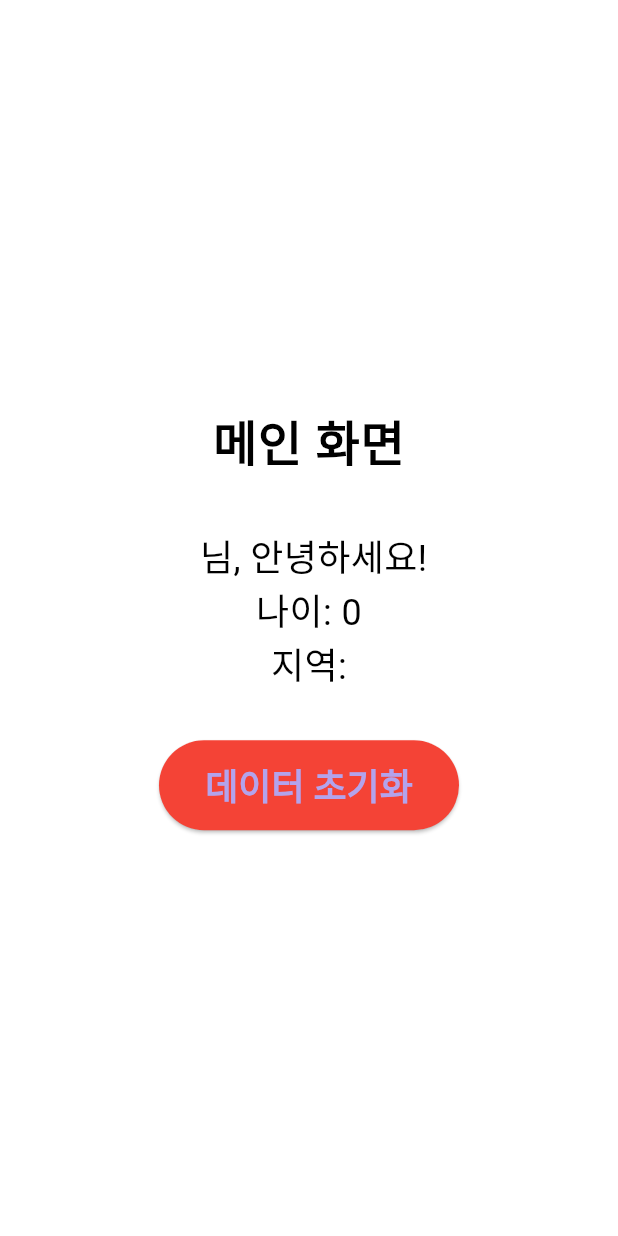
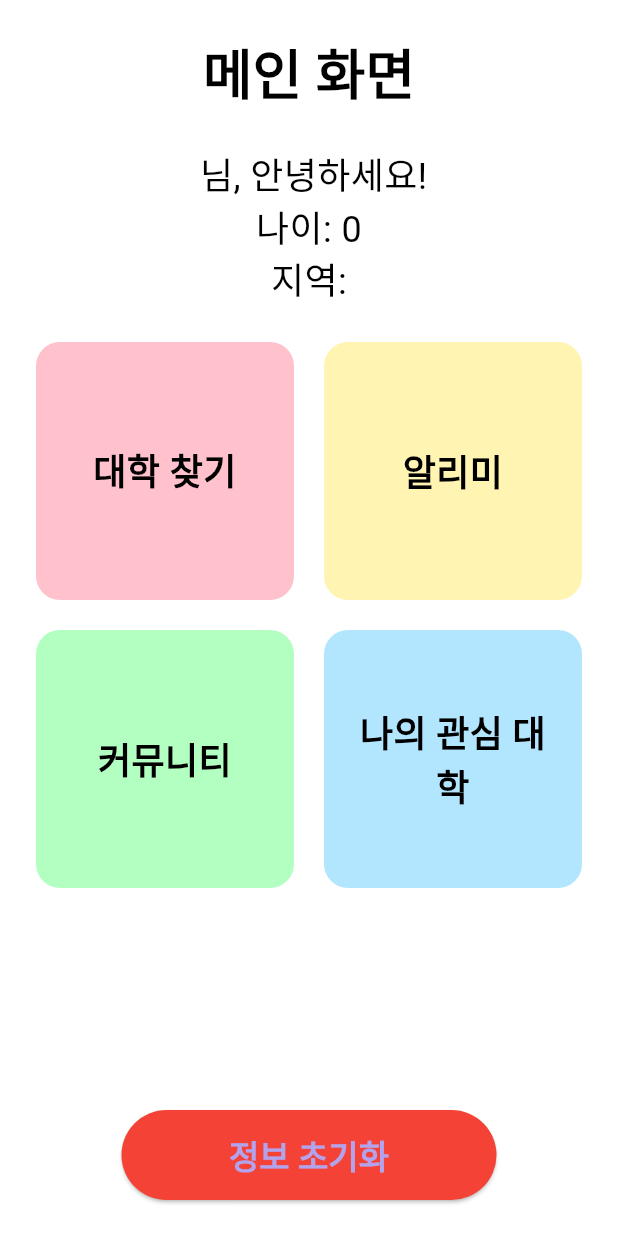
Before and after one commit to BlueDragonThon/FRONT, a Flutter app: the MobileMainScreen screen opened by its route, on a phone screen of 412 x 824 dp. Run offline on Flutter 3.47's test engine with Material 3 defaults, Android fonts, the phone set to English and light mode, and no system bars; our stand-ins replace flutter_local_notifications, geocoding, geolocator, shared_preferences, timezone; accounts and stored records are empty; Roboto replaces fonts that are missing (Pretendard).

Commit message:
feat: 메인 UI 수정

```diff
--- a/lib/screens/mobile_main_screen.dart
+++ b/lib/screens/mobile_main_screen.dart
@@ -13,12 +13,28 @@ class _MobileMainScreenState extends State<MobileMainScreen> {
   int? userAge;
   String? userLocation;
 
+  // 4개 항목 버튼 텍스트와 색상
+  final List<String> buttonTexts = [
+    '대학 찾기',
+    '알리미',
+    '커뮤니티',
+    '나의 관심 대학',
+  ];
+
+  final List<Color> buttonColors = [
+    const Color(0xFFFFC1CC),
+    const Color(0xFFFFF4B2),
+    const Color(0xFFB2FFC1),
+    const Color(0xFFB2E6FF),
+  ];
+
   @override
   void initState() {
     super.initState();
     _loadUserData();
   }
 
+  // SharedPreferences에서 사용자 정보 로드
   Future<void> _loadUserData() async {
     final prefs = await SharedPreferences.getInstance();
     setState(() {
@@ -28,59 +44,120 @@ class _MobileMainScreenState extends State<MobileMainScreen> {
     });
   }
 
-  // 만약 재설정(로그아웃 등) 기능이 필요하면 예시와 같이 구현 가능
+  // 정보 초기화 기능 (기존 기능 유지)
   Future<void> _resetData() async {
     final prefs = await SharedPreferences.getInstance();
-    await prefs.clear(); // 모든 데이터 삭제
-    // 이후 다시 앱 시작 플로우를 재진행하고 싶다면:
+    await prefs.clear();
     Navigator.pushNamedAndRemoveUntil(context, '/', (route) => false);
   }
 
   @override
   Widget build(BuildContext context) {
     return Scaffold(
-      // appBar는 사용하지 않음
+      // AppBar가 필요 없다면 삭제 가능
       body: SafeArea(
-        child: Center(
         child: Padding(
-            padding: const EdgeInsets.all(32.0),
+          padding: const EdgeInsets.all(24.0),
           child: Column(
-              mainAxisAlignment: MainAxisAlignment.center,
             children: [
+              // 메인 화면 제목: 글자 크기 확대
               Text(
                 '메인 화면',
-                  style: Theme.of(context).textTheme.bodyLarge?.copyWith(
-                    fontSize: 32,
+                style: Theme.of(context).textTheme.headlineSmall?.copyWith(
+                  fontSize: 36,
                   fontWeight: FontWeight.bold,
                 ),
               ),
-                const SizedBox(height: 32),
+              const SizedBox(height: 24),
+              // 사용자 정보: 글자 크기 확대
               if (userName != null && userAge != null && userLocation != null)
                 Text(
-                    '$userName 님, 안녕하세요!\n'
-                        '나이: $userAge\n'
-                        '지역: $userLocation',
-                    style: const TextStyle(fontSize: 24),
+                  '$userName 님, 안녕하세요!\n나이: $userAge\n지역: $userLocation',
+                  style: const TextStyle(
+                    fontSize: 24,
+                    height: 1.4,
+                  ),
                   textAlign: TextAlign.center,
                 ),
-                const SizedBox(height: 32),
-                ElevatedButton(
+              const SizedBox(height: 24),
+              // 2열 그리드로 4개 버튼 배치
+              GridView.count(
+                shrinkWrap: true,
+                physics: const NeverScrollableScrollPhysics(),
+                crossAxisCount: 2,
+                mainAxisSpacing: 20,
+                crossAxisSpacing: 20,
+                children: List.generate(buttonTexts.length, (index) {
+                  return ModernButtonWidget(
+                    text: buttonTexts[index],
+                    color: buttonColors[index],
+                    height: 120,
+                  );
+                }),
+              ),
+              const Spacer(),
+              // 하단의 정보 초기화 버튼 (기능 그대로 유지)
+              SizedBox(
+                width: 250,
+                height: 60,
+                child: ElevatedButton(
                   onPressed: _resetData,
                   style: ElevatedButton.styleFrom(
                     backgroundColor: Colors.red,
-                    minimumSize: const Size(200, 60),
                     textStyle: const TextStyle(
-                      fontSize: 24,
+                      fontSize: 22,
                       fontWeight: FontWeight.bold,
                     ),
                   ),
-                  child: const Text('데이터 초기화'),
+                  child: const Text('정보 초기화'),
+                ),
               ),
             ],
-            ),
           ),
         ),
       ),
     );
   }
 }
+
+/// 버튼 스타일 위젯 (동작은 미구현)
+class ModernButtonWidget extends StatelessWidget {
+  final String text;
+  final Color color;
+  final double height;
+
+  const ModernButtonWidget({
+    Key? key,
+    required this.text,
+    required this.color,
+    this.height = 120,
+  }) : super(key: key);
+
+  @override
+  Widget build(BuildContext context) {
+    // 그림자와 그라데이션을 제거하고, 단색 배경 + 테두리만 간단히 적용
+    return InkWell(
+      onTap: () {}, // 버튼 동작 미구현
+      borderRadius: BorderRadius.circular(16),
+      child: Container(
+        height: height,
+        padding: const EdgeInsets.all(16),
+        decoration: BoxDecoration(
+          color: color,
+          borderRadius: BorderRadius.circular(16),
+        ),
+        child: Center(
+          child: Text(
+            text,
+            style: const TextStyle(
+              fontSize: 24,
+              fontWeight: FontWeight.bold,
+              color: Colors.black, // 가독성을 위해 검정색
+            ),
+            textAlign: TextAlign.center,
+          ),
+        ),
+      ),
+    );
+  }
+}
```
Lines whose indentation alone changed are shown as unchanged.
